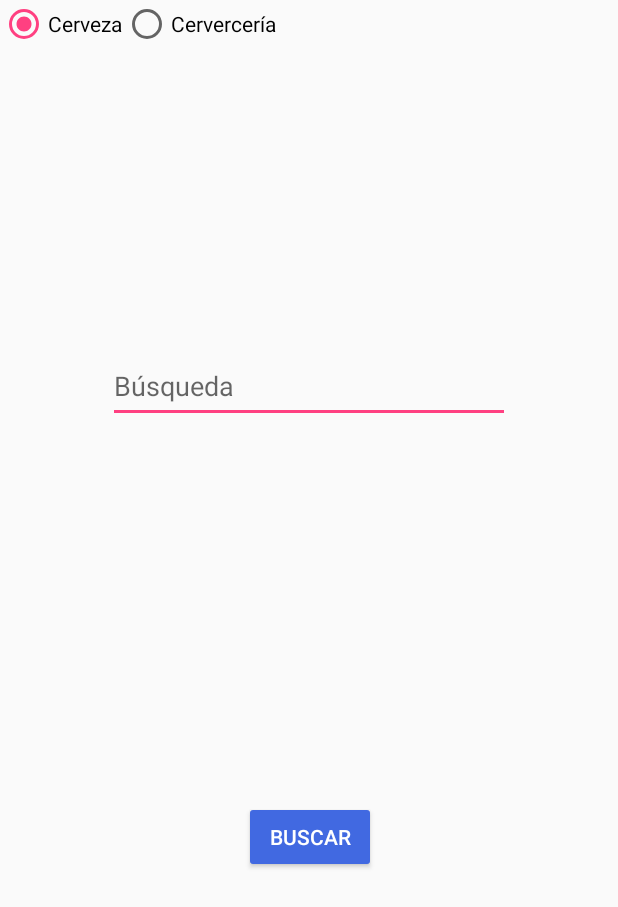
After one commit to falegre05/BeerAdvicer, an Android app: the layout normal_search.xml on its own in the app's theme, with its tools: preview values and no code run, on a phone screen of 412 x 824 dp. The commit adds this screen. Shown: the top 907 px of the screen. Run offline under Robolectric (Android 15) with nearby library versions, the phone set to English and light mode, and no system bars.

Commit message:
Añadida búsqueda simple por terminos sin probar

```diff
--- /dev/null
+++ b/App/MyApplication/app/src/main/res/layout/normal_search.xml
@@ -0,0 +1,59 @@
+<?xml version="1.0" encoding="utf-8"?>
+<android.support.constraint.ConstraintLayout xmlns:android="http://schemas.android.com/apk/res/android"
+    xmlns:app="http://schemas.android.com/apk/res-auto"
+    xmlns:tools="http://schemas.android.com/tools"
+    android:layout_width="match_parent"
+    android:layout_height="match_parent"
+    tools:context="com.example.ferzi.myapplication.SearchBeersActivity">
+
+
+    <Button
+        android:id="@+id/buttonSearch"
+        android:layout_width="wrap_content"
+        android:layout_height="wrap_content"
+        android:text="Buscar"
+        app:layout_constraintBottom_toBottomOf="parent"
+        app:layout_constraintLeft_toLeftOf="parent"
+        app:layout_constraintRight_toRightOf="parent"
+        app:layout_constraintTop_toTopOf="parent"
+        android:backgroundTint="#4169E1"
+        android:textColor="@android:color/white"
+        app:layout_constraintVertical_bias="0.688"
+        app:layout_constraintHorizontal_bias="0.502" />
+
+    <EditText
+        android:id="@+id/editQuery"
+        android:layout_width="268dp"
+        android:layout_height="49dp"
+        android:ems="10"
+        android:inputType="text"
+        android:hint="Búsqueda"
+        app:layout_constraintBottom_toBottomOf="parent"
+        app:layout_constraintLeft_toLeftOf="parent"
+        app:layout_constraintRight_toRightOf="parent"
+        app:layout_constraintTop_toTopOf="parent"
+        app:layout_constraintVertical_bias="0.3" />
+
+    <RadioGroup
+        android:layout_width="189dp"
+        android:layout_height="72dp"
+        android:orientation="horizontal"
+        tools:layout_editor_absoluteX="98dp"
+        tools:layout_editor_absoluteY="219dp">
+
+
+        <RadioButton
+            android:id="@+id/radio_cerveza"
+            android:layout_width="wrap_content"
+            android:layout_height="wrap_content"
+            android:checked="true"
+            android:text="Cerveza" />
+
+        <RadioButton
+            android:id="@+id/radio_cerveceria"
+            android:layout_width="wrap_content"
+            android:layout_height="wrap_content"
+            android:checked="false"
+            android:text="Cervercería" />
+    </RadioGroup>
+</android.support.constraint.ConstraintLayout>
```
Also changed, not shown: App/MyApplication/app/src/main/java/com/example/ferzi/myapplication/MainActivity.java (+77 -18 lines), App/MyApplication/app/src/main/res/layout/main_screen.xml (added, +36 -0 lines), App/MyApplication/app/src/main/res/layout/custom_search.xml (renamed from App/MyApplication/app/src/main/res/layout/ontology_loaded.xml).
